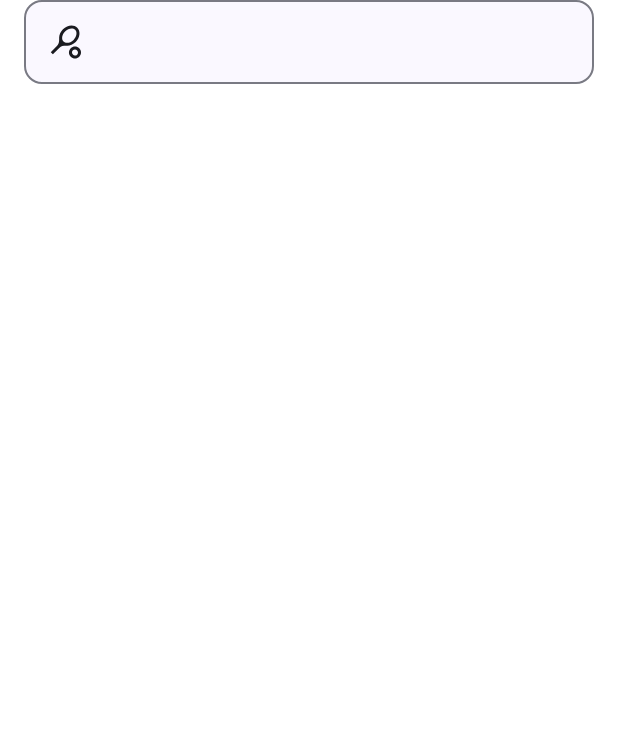
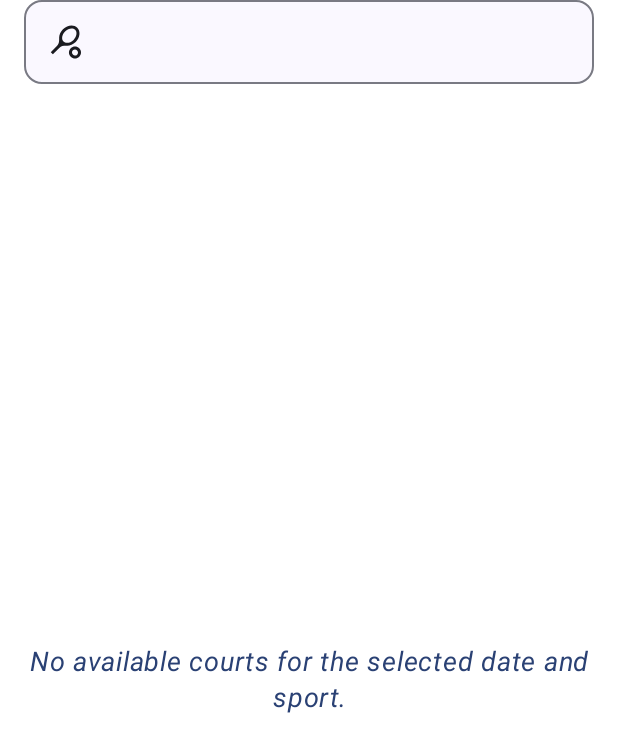
Before and after one commit to marcomele98/MADgroup4, an Android app built with Jetpack Compose: the composable Courts called with empty values, on a phone screen of 412 x 824 dp. Shown: the top 752 px of the screen. Run offline under Robolectric (Android 15) with nearby library versions, the phone set to English and light mode, and no system bars; our stand-ins replace Dagger/Hilt's generated code, Firebase (no records; nobody signed in at launch, a user with empty details on screens opened directly), livedata-compose; libraries missing offline, so code that uses them is left out: com.gowtham.ratingbar, io.github.boguszpawlowski.composecalendar; 5 statements that could not run were skipped.

Commit message:
fix: minor fix

```diff
--- a/app/src/main/java/it/polito/madgroup4/view/screens/Courts.kt
+++ b/app/src/main/java/it/polito/madgroup4/view/screens/Courts.kt
@@ -30,11 +30,15 @@ fun Courts(
         Row(
             Modifier.padding(bottom = 16.dp)
         ) {
-            SportCardSelector(sport = selectedSport, onClick = {navController.navigate("Select Sport")})
+            SportCardSelector(
+                sport = selectedSport,
+                onClick = { navController.navigate("Select Sport") })
         }
         PlayingCourtList(
             playingCourts = playingCourts.value,
-            onClick = { setShowedCourt(playingCourts.value[it]); navController.navigate("Playing Court Details") })
+            onClick = { setShowedCourt(playingCourts.value[it]); navController.navigate("Playing Court Details") },
+            messageIfNoCourts = "No courts available for this sport"
+        )
     }
 
 }
--- a/app/src/main/java/it/polito/madgroup4/view/screens/CreateReservation.kt
+++ b/app/src/main/java/it/polito/madgroup4/view/screens/CreateReservation.kt
@@ -17,10 +17,13 @@ import androidx.compose.runtime.livedata.observeAsState
 import androidx.compose.runtime.mutableStateOf
 import androidx.compose.runtime.remember
 import androidx.compose.runtime.setValue
+import androidx.compose.ui.Alignment
 import androidx.compose.ui.Modifier
 import androidx.compose.ui.draw.clip
+import androidx.compose.ui.text.font.FontStyle
 import androidx.compose.ui.text.style.TextAlign
 import androidx.compose.ui.unit.dp
+import androidx.compose.ui.unit.sp
 import androidx.navigation.NavController
 import io.github.boguszpawlowski.composecalendar.SelectableWeekCalendar
 import io.github.boguszpawlowski.composecalendar.rememberSelectableWeekCalendarState
@@ -105,7 +108,9 @@ fun CreateReservation(
     ) {
 
         Row() {
-            SportCardSelector(sport = selectedSport, onClick = {navController.navigate("Select Sport")})
+            SportCardSelector(
+                sport = selectedSport,
+                onClick = { navController.navigate("Select Sport") })
         }
         SelectableWeekCalendar(
             calendarState = calendarState,
@@ -127,19 +132,12 @@ fun CreateReservation(
 
         Spacer(modifier = Modifier.height(16.dp))
 
-        if (filteredCourts.isEmpty()) {
-            Text(
-                textAlign = TextAlign.Center,
-                color = MaterialTheme.colorScheme.error,
-                text = "No available courts for the selected date and sport.",
-                modifier = Modifier.padding(16.dp)
-            )
-        } else {
-            PlayingCourtList(
-                playingCourts = filteredCourts.map { it.playingCourt!! },
-                onClick = onClick
-            )
-        }
+        PlayingCourtList(
+            playingCourts = filteredCourts.map { it.playingCourt!! },
+            onClick = onClick,
+            messageIfNoCourts = "No courts available for this sport on this day"
+        )
+
 
     }
 }
@@ -148,6 +146,7 @@ fun CreateReservation(
 fun PlayingCourtList(
     playingCourts: List<PlayingCourt>,
     onClick: (Int) -> Unit,
+    messageIfNoCourts: String
 ) {
 
     Box(
@@ -155,6 +154,17 @@ fun PlayingCourtList(
             .fillMaxSize()
             .clip(RoundedCornerShape(12.dp))
     ) {
+        if (playingCourts.isEmpty()) {
+            Text(
+                text = "No available courts for the selected date and sport.",
+                modifier = Modifier
+                    .align(Alignment.Center),
+                textAlign = TextAlign.Center,
+                fontSize = 18.sp,
+                fontStyle = FontStyle.Italic,
+                color = MaterialTheme.colorScheme.primary
+            )
+        }
         LazyColumn(Modifier.fillMaxSize()) {
             items(playingCourts.size) { index ->
                 PlayingCourtCard(
```
